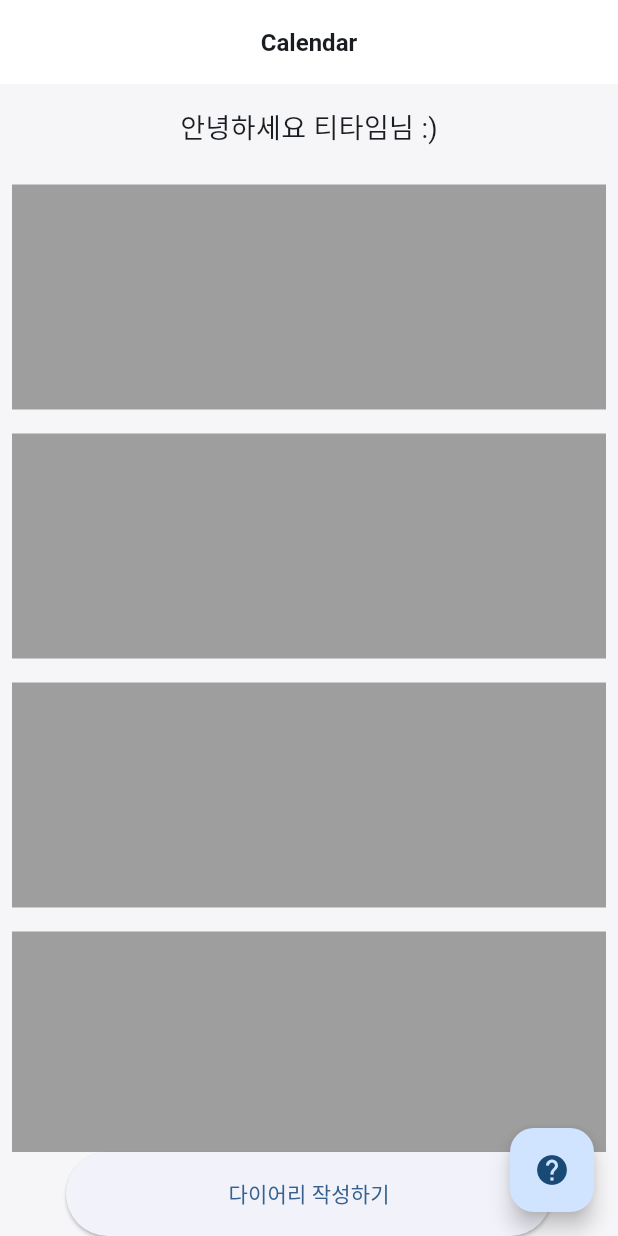
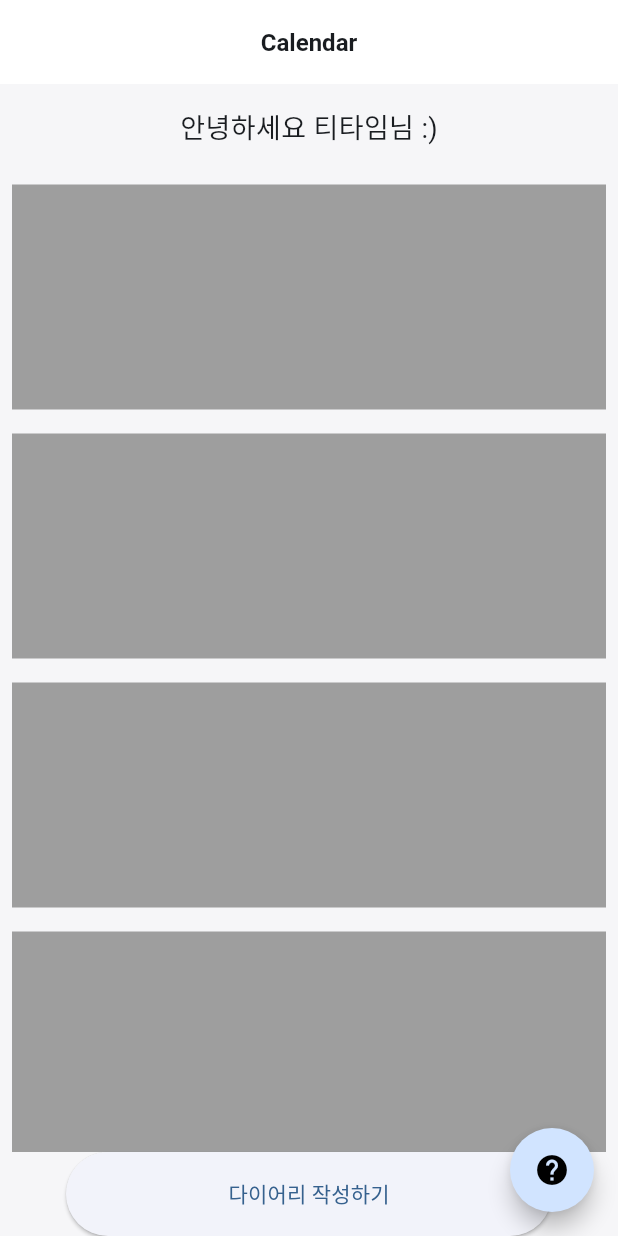
Before and after one commit to FarmSystem/TEA-Time, a Flutter app: the MainScreen screen opened directly, on a phone screen of 412 x 824 dp. Run offline on Flutter 3.47's test engine with Material 3 defaults, Android fonts, the phone set to English and light mode, and no system bars; our stand-ins replace flutter_dotenv, flutter_native_splash, flutter_svg, get; Roboto replaces fonts that are missing (Pretendard).

Commit message:
[Design] 도움말 버튼 동그랗게 디자인 변경

```diff
--- a/lib/screen/main/main_screen.dart
+++ b/lib/screen/main/main_screen.dart
@@ -68,7 +68,12 @@ class MainScreen extends StatelessWidget {
             MaterialPageRoute(builder: (context) => HelpPage()),
           );
         },
-        child: Icon(Icons.help),
+        child: Icon(
+          Icons.help,
+          color: Colors.black,
+        ),
+        shape: CircleBorder(),
+        // help 버튼 동그랗게 만들기
       ),
       floatingActionButtonLocation: FloatingActionButtonLocation.endFloat,
     );
```
